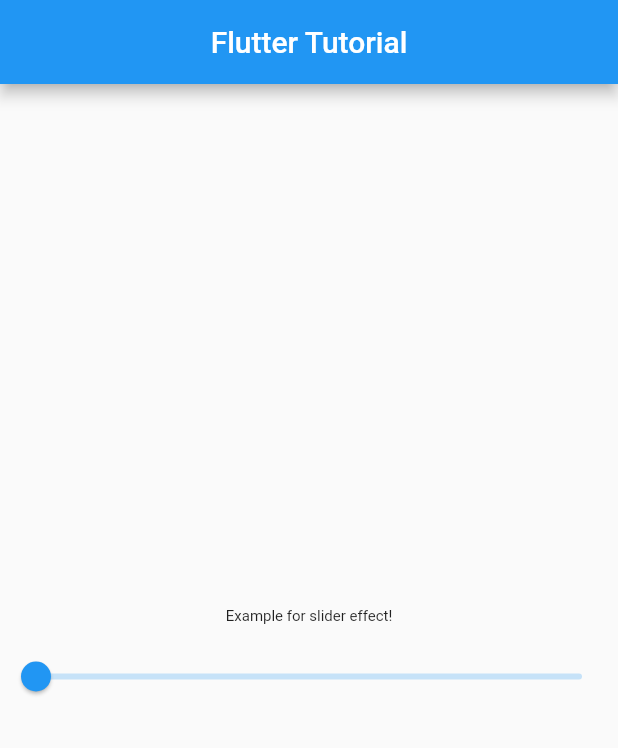
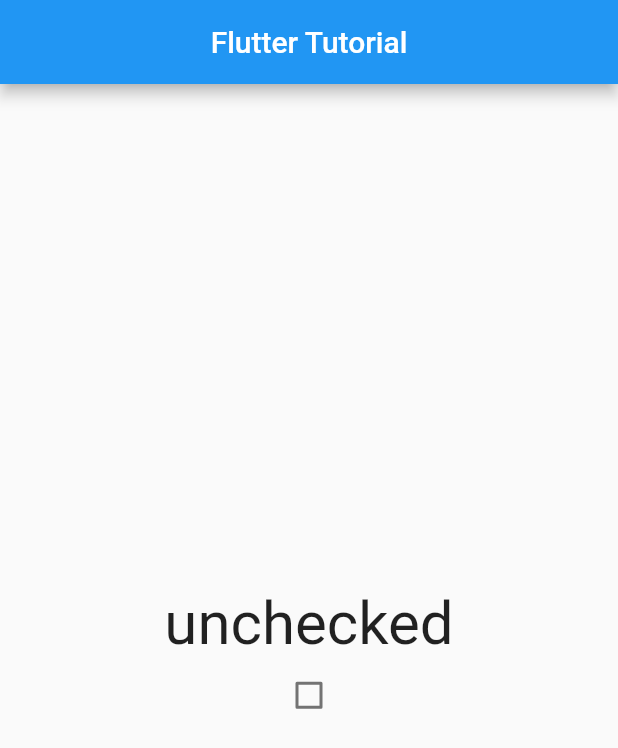
Before and after one commit to taqi92/flutter_basic, a Flutter app: the screen it shows after launch, on a phone screen of 412 x 824 dp. Shown: the top 748 px of the screen. Run offline on Flutter 3.47's test engine with Material 2 defaults, Android fonts, the phone set to English and light mode, and no system bars; our stand-ins replace curved_navigation_bar, fluttertoast, image_picker, liquid_swipe.

Commit message:
dismissible+dropdown+checkbox code has added.

```diff
--- /dev/null
+++ b/lib/checkbox.dart
@@ -0,0 +1,37 @@
+import 'dart:io';
+
+import 'package:flutter/material.dart';
+import 'package:image_picker/image_picker.dart';
+
+class CheckBoxWidget extends StatefulWidget {
+  @override
+  _MyAppState createState() => _MyAppState();
+}
+
+class _MyAppState extends State<CheckBoxWidget> {
+
+  bool _value = false;
+
+  @override
+  Widget build(BuildContext context) {
+    // TODO: implement build
+    return Scaffold(
+      body: Center(
+        child: Column(
+          mainAxisAlignment: MainAxisAlignment.center,
+          children: <Widget>[
+            Text(_value==false?"unchecked":"checked",style: TextStyle(
+              fontSize: 40
+            ),),
+            Checkbox(value: _value, onChanged: (bool val){
+              setState(() {
+                _value = val;
+              });
+            })
+
+          ],
+        )
+      ),
+    );
+  }
+}
--- a/lib/main.dart
+++ b/lib/main.dart
@@ -1,6 +1,6 @@
 import 'package:flutter/material.dart';
-import 'package:flutterappbartextwidget/slider.dart';
-import 'package:flutterappbartextwidget/toast.dart';
+import 'package:flutterappbartextwidget/checkbox.dart';
+import 'package:flutterappbartextwidget/dismissible.dart';
 
 
 void main() {
@@ -18,7 +18,7 @@
             title: Text("Flutter Tutorial"),
             centerTitle: true,
           ),
-          body: SliderWidget(),
+          body: CheckBoxWidget(),
         ));
   }
 }
```
Also changed, not shown: lib/dismissible.dart (added, +41 -0 lines), lib/dropdown_button.dart (added, +42 -0 lines), lib/richText.dart (added, +28 -0 lines), lib/Safearea.dart (renamed from lib/SafeareaWidget.dart), lib/pageview.dart (renamed from lib/pageviewWidget.dart), lib/sliverAppbar.dart (renamed from lib/sliverAppbarWidget.dart).
